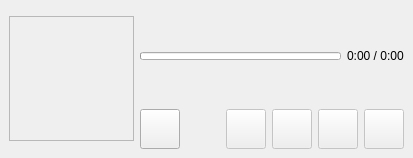
hzqtc/pea, file mainform.ui: the form before one commit.
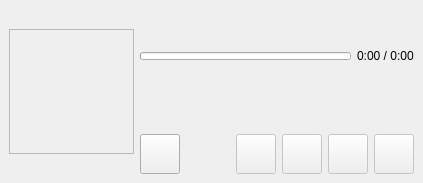
The form after the commit. Icons and pictures are not drawn. Custom widgets are drawn as their Qt base class.

```diff
--- a/mainform.ui
+++ b/mainform.ui
@@ -2,6 +2,14 @@
 <ui version="4.0">
  <class>MainForm</class>
  <widget class="QMainWindow" name="MainForm">
+  <property name="geometry">
+   <rect>
+    <x>0</x>
+    <y>0</y>
+    <width>423</width>
+    <height>183</height>
+   </rect>
+  </property>
   <property name="windowTitle">
    <string>Pea - Disconnected</string>
   </property>
@@ -231,6 +239,13 @@
    </layout>
   </widget>
  </widget>
+ <customwidgets>
+  <customwidget>
+   <class>QClickableLabel</class>
+   <extends>QLabel</extends>
+   <header>qclickablelabel.h</header>
+  </customwidget>
+ </customwidgets>
  <resources>
   <include location="img.qrc"/>
  </resources>
```
Left out of the diff: 5 changed lines with no effect on the pictures.
